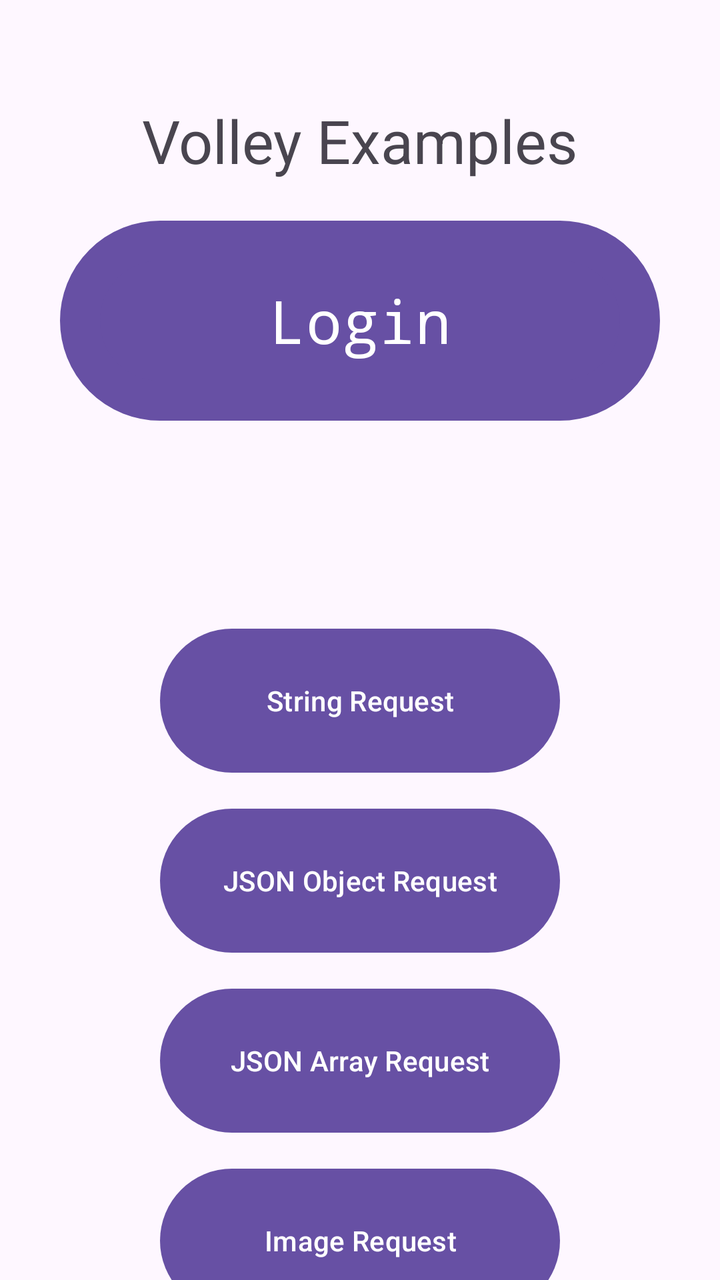
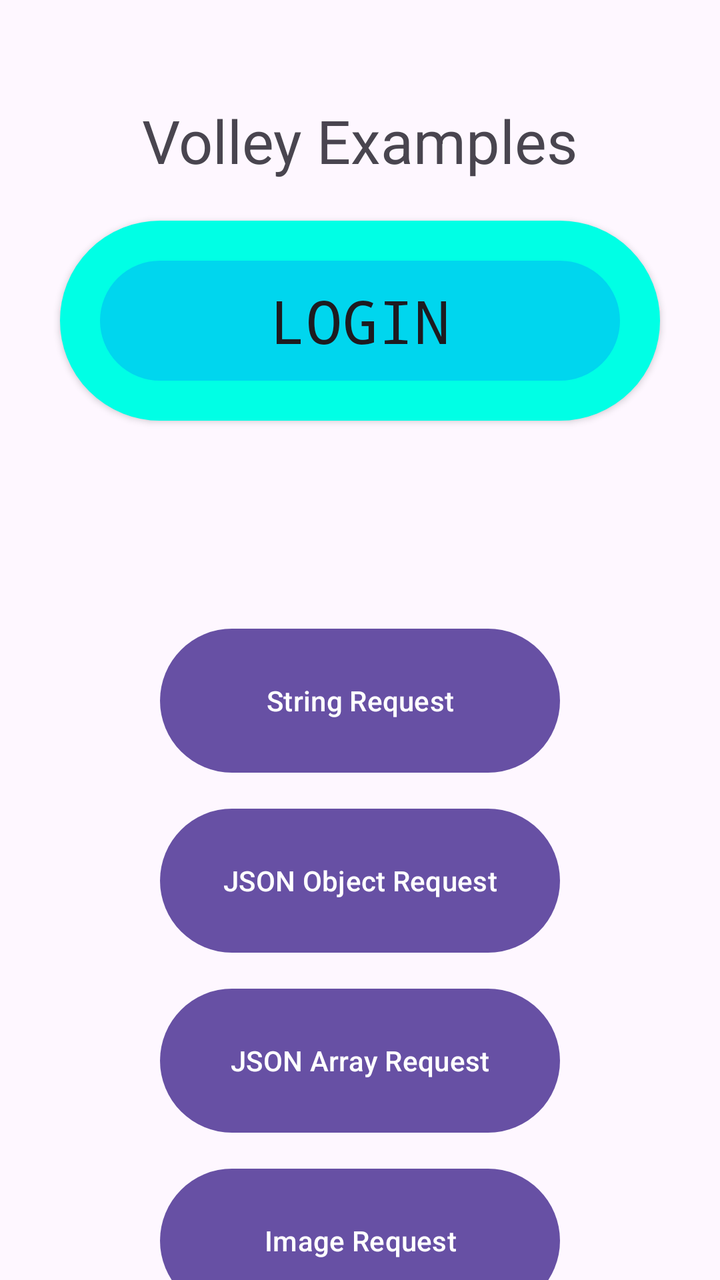

Two renders of the same Android screen: before a commit and after it. Below are the layout's source before the change and the commit's diff.
<!-- AndroidManifest.xml: application theme Theme.AndroidExample -->
<!-- res/layout/activity_main.xml -->
<?xml version="1.0" encoding="utf-8"?>
<androidx.appcompat.widget.LinearLayoutCompat
    xmlns:tools="http://schemas.android.com/tools"
    xmlns:android="http://schemas.android.com/apk/res/android"
    tools:context=".MainActivity"
    android:layout_height="match_parent"
    android:layout_width="match_parent"
    android:orientation="vertical">

    <TextView
        android:layout_width="wrap_content"
        android:layout_height="wrap_content"
        android:layout_marginTop="50dp"
        android:layout_gravity="center"
        android:textSize="30sp"
        android:text="Volley Examples">
    </TextView>

    
    <Button
        android:id="@+id/buttonMainLogin"
        android:background="@drawable/login_button"
        android:layout_width="300dp"
        android:layout_height="100dp"
        android:layout_marginTop="20dp"
        android:layout_marginBottom="0dp"
        android:layout_gravity="center"
        android:text="@string/login"
        android:textSize="30sp"
        android:fontFamily="monospace"
        />

    <Button android:id="@+id/btnStringRequest"
        android:layout_width="200dp"
        android:layout_height="80dp"
        android:layout_marginTop="100dp"
        android:layout_marginBottom="10dp"
        android:layout_gravity="center"
        android:text="String Request" />

    <Button android:id="@+id/btnJsonObjRequest"
        android:layout_width="200dp"
        android:layout_height="80dp"
        android:layout_marginBottom="10dp"
        android:layout_gravity="center"
        android:text="JSON Object Request" />

    <Button android:id="@+id/btnJsonArrRequest"
        android:layout_width="200dp"
        android:layout_height="80dp"
        android:layout_marginBottom="10dp"
        android:layout_gravity="center"
        android:text="JSON Array Request" />

    <Button android:id="@+id/btnImageRequest"
        android:layout_width="200dp"
        android:layout_height="80dp"
        android:layout_marginBottom="0dp"
        android:layout_gravity="center"
        android:text="Image Request" />

</androidx.appcompat.widget.LinearLayoutCompat>
<!-- resources referenced by this layout -->
<resources>
  <!-- drawable login_button (drawable) -->
  <?xml version="1.0" encoding="utf-8"?>
  <shape xmlns:android="http://schemas.android.com/apk/res/android">
      <solid android:color="#00D6EE"/>  
      <corners android:radius="99dp"/>    
      <stroke
          android:width="20dp"
          android:color="#00FFE5"/>        
  </shape>
  <string name="login">Login</string>
  <style name="Theme.AndroidExample" parent="Base.Theme.AndroidExample" />
  <style name="Base.Theme.AndroidExample" parent="Theme.Material3.DayNight.NoActionBar">
          
          
      </style>
</resources>

<!-- the commit's change to res/layout/activity_main.xml (unified diff, before → after) -->
@@ -1,5 +1,5 @@
 <?xml version="1.0" encoding="utf-8"?>
-<androidx.appcompat.widget.LinearLayoutCompat
+<androidx.appcompat.widget.LinearLayoutCompat xmlns:app="http://schemas.android.com/apk/res-auto"
     xmlns:tools="http://schemas.android.com/tools"
     xmlns:android="http://schemas.android.com/apk/res/android"
     tools:context=".MainActivity"
@@ -17,18 +17,19 @@
     </TextView>
 
     
-    <Button
+    <androidx.appcompat.widget.AppCompatButton
         android:id="@+id/buttonMainLogin"
-        android:background="@drawable/login_button"
         android:layout_width="300dp"
         android:layout_height="100dp"
+        android:layout_gravity="center"
         android:layout_marginTop="20dp"
         android:layout_marginBottom="0dp"
-        android:layout_gravity="center"
+        android:background="@drawable/login_button"
+        android:fontFamily="monospace"
         android:text="@string/login"
+        android:textColorLink="#D51212"
         android:textSize="30sp"
-        android:fontFamily="monospace"
-        />
+        android:visibility="visible" />
 
     <Button android:id="@+id/btnStringRequest"
         android:layout_width="200dp"
